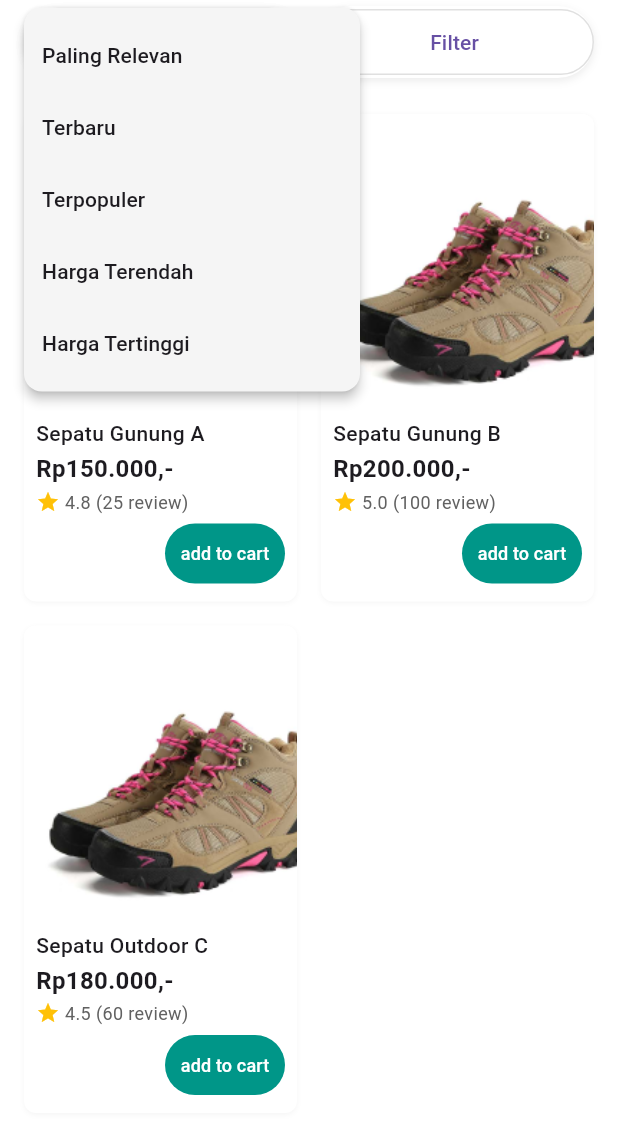
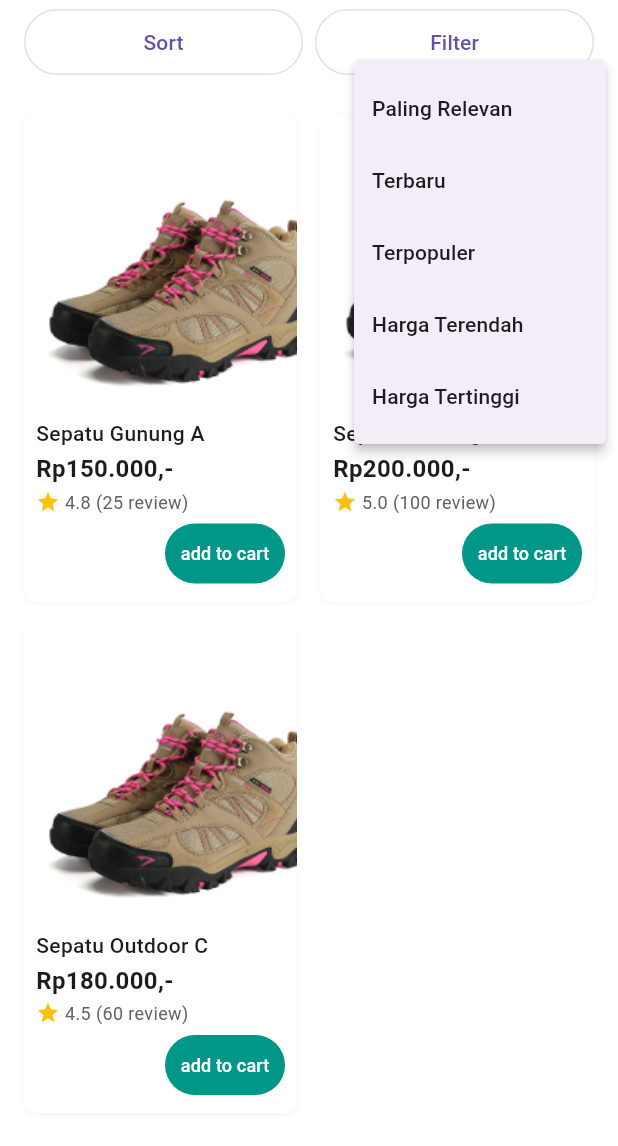
Before and after one commit to beginnener/Kelompok7-PROVIS-TUBES-C223, a Flutter app: the SearchResultPage screen opened directly, after a tap on "Sort", on a phone screen of 412 x 824 dp, the part 90-1236 px from its top. Run offline on Flutter 3.47's test engine with Material 3 defaults, Android fonts, the phone set to English and light mode, and no system bars; network calls fail.

Commit message:
benerin filter

```diff
--- a/lib/pages/searchResult.dart
+++ b/lib/pages/searchResult.dart
@@ -7,79 +7,8 @@ class SearchResultPage extends StatefulWidget {
   State<SearchResultPage> createState() => _SearchResultPageState();
 }
 
-class FilterSheet extends StatelessWidget {
-  const FilterSheet({super.key});
-
-  @override
-  Widget build(BuildContext context) {
-    return Padding(
-      padding: const EdgeInsets.all(20).copyWith(bottom: MediaQuery.of(context).viewInsets.bottom),
-      child: Column(
-        mainAxisSize: MainAxisSize.min,
-        children: [
-          const Text('Filter', style: TextStyle(fontSize: 18, fontWeight: FontWeight.bold)),
-          const SizedBox(height: 20),
-
-          // Batas Harga
-          Row(
-            mainAxisAlignment: MainAxisAlignment.spaceBetween,
-            children: [
-              _buildInputBox('MIN'),
-              _buildInputBox('MAX'),
-            ],
-          ),
-          const SizedBox(height: 20),
-
-          // Penilaian
-          Align(alignment: Alignment.centerLeft, child: Text('Penilaian', style: TextStyle(fontWeight: FontWeight.bold))),
-          const SizedBox(height: 8),
-          Wrap(
-            spacing: 8,
-            runSpacing: 8,
-            children: [
-              for (var i = 5; i >= 1; i--)
-                OutlinedButton(onPressed: () {}, child: Text('Bintang $i ke atas')),
-            ],
-          ),
-          const SizedBox(height: 20),
-
-          // Stok
-          Row(
-            mainAxisAlignment: MainAxisAlignment.spaceBetween,
-            children: [
-              const Text('Hanya yang tersedia'),
-              Switch(value: true, onChanged: (val) {}),
-            ],
-          ),
-          const SizedBox(height: 10),
-
-          // Tombol Apply
-          ElevatedButton(
-            onPressed: () => Navigator.pop(context),
-            child: const Text('Terapkan'),
-          ),
-        ],
-      ),
-    );
-  }
-
-  Widget _buildInputBox(String label) {
-    return SizedBox(
-      width: 140,
-      child: TextField(
-        decoration: InputDecoration(
-          labelText: label,
-          border: OutlineInputBorder(borderRadius: BorderRadius.circular(8)),
-        ),
-        keyboardType: TextInputType.number,
-      ),
-    );
-  }
-}
-
 class _SearchResultPageState extends State<SearchResultPage> {
   String? selectedSortValue;
-
   List<Map<String, dynamic>> items = [
     {
       'name': 'Sepatu Gunung A',
@@ -181,113 +110,46 @@ class _SearchResultPageState extends State<SearchResultPage> {
               padding: const EdgeInsets.fromLTRB(16, 0, 16, 8),
               child: Row(
                 children: [
-                  // Tombol Sort
+                  // Tombol Sort (disamakan gaya dengan tombol Filter)
                   Expanded(
-                    child: Container(
-                      decoration: BoxDecoration(
-                        color: Colors.white,
-                        borderRadius: BorderRadius.circular(30),
-                        boxShadow: [
-                          BoxShadow(
-                            color: Colors.grey.withOpacity(0.2),
-                            blurRadius: 4,
-                            offset: Offset(0, 2),
+                    child: OutlinedButton(
+                      style: OutlinedButton.styleFrom(
+                        shape: RoundedRectangleBorder(borderRadius: BorderRadius.circular(30)),
+                        side: BorderSide(color: Colors.grey.shade300),
+                        backgroundColor: Colors.white,
+                        padding: const EdgeInsets.symmetric(vertical: 12),
                       ),
+                      onPressed: () {
+                        showMenu(
+                          context: context,
+                          position: RelativeRect.fromLTRB(100, 100, 0, 0),
+                          items: [
+                            PopupMenuItem(value: 'relevan', child: Text('Paling Relevan')),
+                            PopupMenuItem(value: 'terbaru', child: Text('Terbaru')),
+                            PopupMenuItem(value: 'terpopuler', child: Text('Terpopuler')),
+                            PopupMenuItem(value: 'termurah', child: Text('Harga Terendah')),
+                            PopupMenuItem(value: 'termahal', child: Text('Harga Tertinggi')),
                           ],
-                      ),
-                      child: PopupMenuButton<String>(
-                        color: Colors.grey.shade100,
-                        onSelected: (value) {
+                        ).then((value) {
+                          if (value != null) {
                             sortItems(value);
                             ScaffoldMessenger.of(context).showSnackBar(SnackBar(content: Text('Sort: $value')));
+                          }
+                        });
                       },
-                        shape: RoundedRectangleBorder(borderRadius: BorderRadius.circular(12)),
-                        itemBuilder: (context) => [
-                          PopupMenuItem(
-                            value: 'relevan',
-                            child: SizedBox(
-                              width: 150,
-                              height: 40,
-                              child: Align(alignment: Alignment.centerLeft, child: Text('Paling Relevan')),
+                      child: Text(getSortLabel()),
                     ),
                   ),
-                          PopupMenuItem(
-                            value: 'terbaru',
-                            child: SizedBox(
-                              width: 150,
-                              height: 40,
-                              child: Align(alignment: Alignment.centerLeft, child: Text('Terbaru')),
-                            ),
-                          ),
-                          PopupMenuItem(
-                            value: 'terpopuler',
-                            child: SizedBox(
-                              width: 150,
-                              height: 40,
-                              child: Align(alignment: Alignment.centerLeft, child: Text('Terpopuler')),
-                            ),
-                          ),
-                          PopupMenuItem(
-                            value: 'termurah',
-                            child: SizedBox(
-                              width: 150,
-                              height: 40,
-                              child: Align(alignment: Alignment.centerLeft, child: Text('Harga Terendah')),
-                            ),
-                          ),
-                          PopupMenuItem(
-                            value: 'termahal',
-                            child: SizedBox(
-                              width: 150,
-                              height: 40,
-                              child: Align(alignment: Alignment.centerLeft, child: Text('Harga Tertinggi')),
-                            ),
-                          ),
-                        ],
-                        child: Container(
-                          width: double.infinity,
-                          padding: const EdgeInsets.symmetric(vertical: 12),
-                          decoration: BoxDecoration(
-                            color: Colors.white,
-                            borderRadius: BorderRadius.circular(30),
-                            border: Border.all(color: Colors.grey.shade300),
-                            boxShadow: [
-                              BoxShadow(
-                                color: Colors.grey.withOpacity(0.2),
-                                blurRadius: 4,
-                                offset: const Offset(0, 2),
-                              ),
-                            ],
-                          ),
-                          child: Center(child: Text(getSortLabel())),
-                        ),
-                      ),
-
-
-                    ),
-                  ),
-
                   const SizedBox(width: 8),
 
                   // Tombol Filter
                   Expanded(
-                    child: Container(
-                      decoration: BoxDecoration(
-                        color: Colors.white,
-                        borderRadius: BorderRadius.circular(30),
-                        boxShadow: [
-                          BoxShadow(
-                            color: Colors.grey.withOpacity(0.2),
-                            blurRadius: 4,
-                            offset: Offset(0, 2),
-                          ),
-                        ],
-                      ),
                     child: OutlinedButton(
                       style: OutlinedButton.styleFrom(
                         shape: RoundedRectangleBorder(borderRadius: BorderRadius.circular(30)),
                         side: BorderSide(color: Colors.grey.shade300),
-                          padding: EdgeInsets.symmetric(vertical: 12),
+                        backgroundColor: Colors.white,
+                        padding: const EdgeInsets.symmetric(vertical: 12),
                       ),
                       onPressed: () {
                         showGeneralDialog(
@@ -295,15 +157,12 @@ class _SearchResultPageState extends State<SearchResultPage> {
                           barrierDismissible: true,
                           barrierLabel: "Filter",
                           transitionDuration: const Duration(milliseconds: 300),
-                            pageBuilder: (context, anim1, anim2) {
-                              return const SizedBox.shrink(); // Diperlukan walau tidak digunakan
-                            },
-                            transitionBuilder: (context, animation, secondaryAnimation, child) {
+                          pageBuilder: (_, __, ___) => const SizedBox.shrink(),
+                          transitionBuilder: (context, animation, _, child) {
                             final slideAnimation = Tween<Offset>(
                               begin: const Offset(1, 0),
                               end: Offset.zero,
                             ).animate(CurvedAnimation(parent: animation, curve: Curves.easeOut));
-
                             return SlideTransition(
                               position: slideAnimation,
                               child: Align(
@@ -321,16 +180,14 @@ class _SearchResultPageState extends State<SearchResultPage> {
                           },
                         );
                       },
-
                       child: const Text("Filter"),
-                      ),
                     ),
                   ),
                 ],
               ),
             ),
 
-            // Grid produk
+
             Expanded(
               child: GridView.builder(
                 padding: const EdgeInsets.all(16),
@@ -425,3 +282,112 @@ class _SearchResultPageState extends State<SearchResultPage> {
     );
   }
 }
+
+class FilterSheet extends StatefulWidget {
+  const FilterSheet({super.key});
+
+  @override
+  State<FilterSheet> createState() => _FilterSheetState();
+}
+
+class _FilterSheetState extends State<FilterSheet> {
+  int? selectedRating;
+
+  @override
+  Widget build(BuildContext context) {
+    return Padding(
+      padding: const EdgeInsets.all(20).copyWith(
+        bottom: MediaQuery.of(context).viewInsets.bottom,
+      ),
+      child: Column(
+        mainAxisSize: MainAxisSize.min,
+        children: [
+          const Text('Filter', style: TextStyle(fontSize: 18, fontWeight: FontWeight.bold)),
+          const SizedBox(height: 20),
+
+          Row(
+            mainAxisAlignment: MainAxisAlignment.center,
+            children: [
+              _buildInputBox('MIN'),
+              const SizedBox(width: 16),
+              _buildInputBox('MAX'),
+            ],
+          ),
+
+          const SizedBox(height: 20),
+
+          Center(
+            child: Column(
+              children: [
+                Text('Penilaian', style: TextStyle(fontWeight: FontWeight.bold)),
+                const SizedBox(height: 8),
+                Wrap(
+                  spacing: 8,
+                  runSpacing: 8,
+                  alignment: WrapAlignment.center,
+                  children: [
+                    for (var i = 5; i >= 1; i--)
+                      OutlinedButton(onPressed: () {}, child: Text('Bintang $i ke atas')),
+                  ],
+                ),
+              ],
+            ),
+          ),
+
+          const SizedBox(height: 8),
+          Wrap(
+            spacing: 8,
+            runSpacing: 8,
+            children: List.generate(5, (index) {
+              final rating = 5 - index;
+              final isSelected = selectedRating == rating;
+              return ChoiceChip(
+                label: Text('Bintang $rating ke atas'),
+                selected: isSelected,
+                onSelected: (_) {
+                  setState(() {
+                    selectedRating = isSelected ? null : rating;
+                  });
+                },
+                selectedColor: Colors.teal.shade100,
+                backgroundColor: Colors.grey.shade200,
+                labelStyle: TextStyle(
+                  color: isSelected ? Colors.teal.shade900 : Colors.black87,
+                  fontWeight: FontWeight.w500,
+                ),
+              );
+            }),
+          ),
+          const SizedBox(height: 20),
+
+          Row(
+            mainAxisAlignment: MainAxisAlignment.spaceBetween,
+            children: [
+              const Text('Hanya yang tersedia'),
+              Switch(value: true, onChanged: (val) {}),
+            ],
+          ),
+          const SizedBox(height: 10),
+
+          ElevatedButton(
+            onPressed: () => Navigator.pop(context),
+            child: const Text('Terapkan'),
+          ),
+        ],
+      ),
+    );
+  }
+
+  Widget _buildInputBox(String label) {
+    return SizedBox(
+      width: 140,
+      child: TextField(
+        decoration: InputDecoration(
+          labelText: label,
+          border: OutlineInputBorder(borderRadius: BorderRadius.circular(8)),
+        ),
+        keyboardType: TextInputType.number,
+      ),
+    );
+  }
+}
```
Lines whose indentation alone changed are shown as unchanged.
